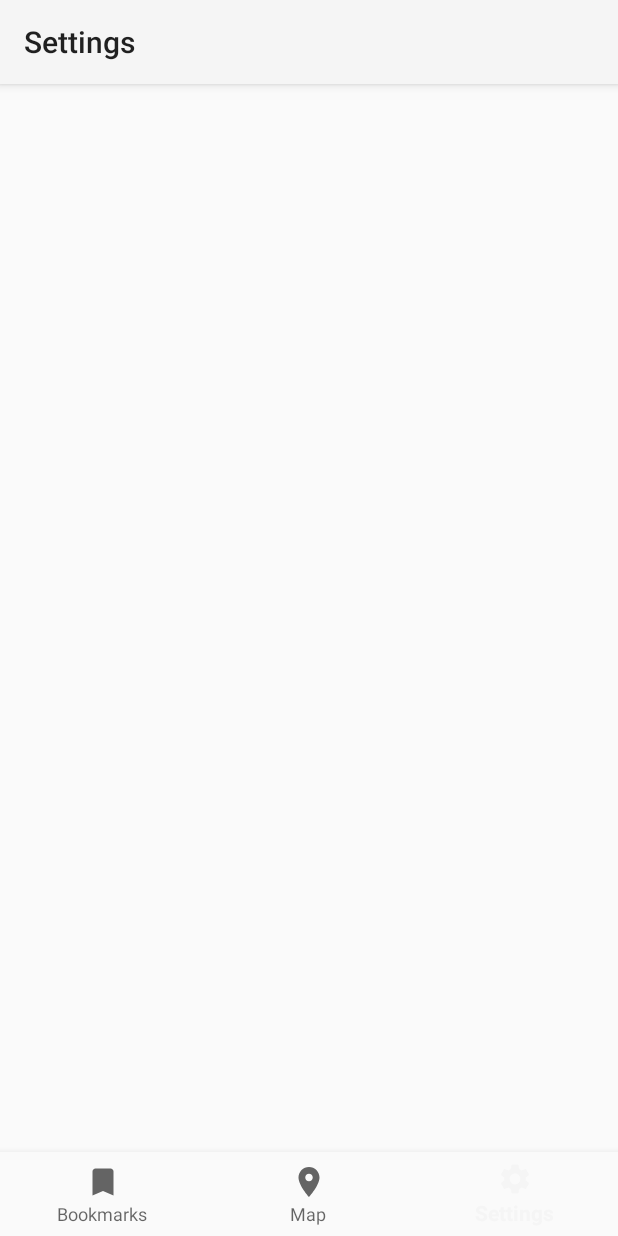
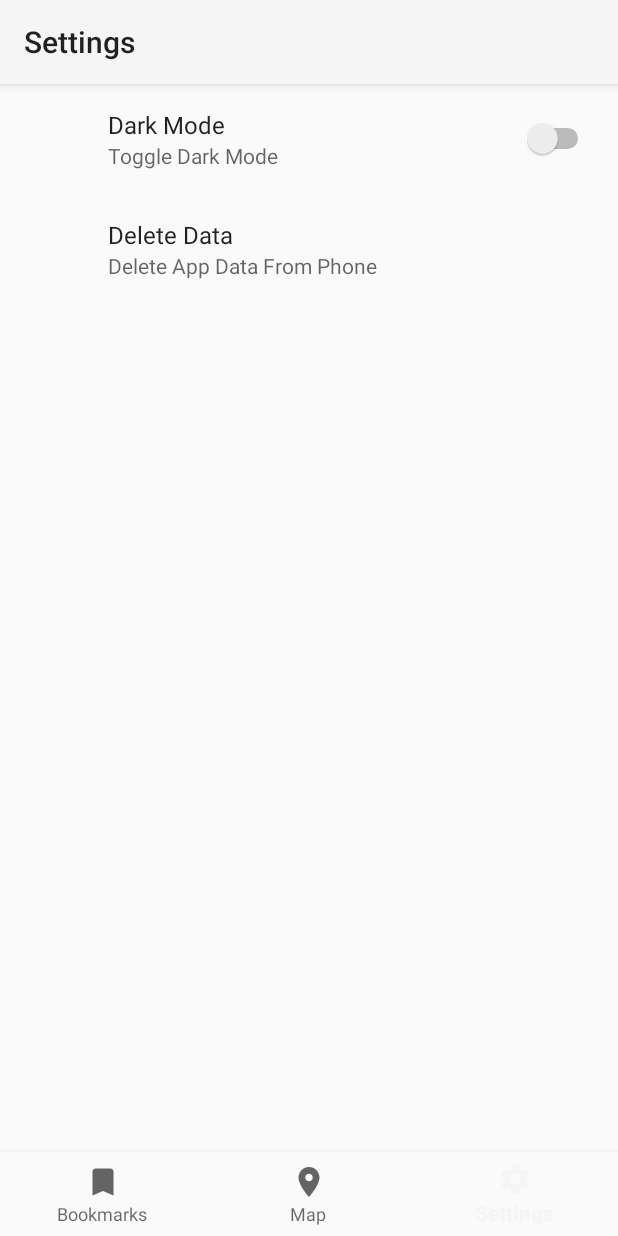
Before and after one commit to dorrin-sot/MobDev-HW02, an Android app: the screen it shows after launch (MainActivity), item 3 of the bottom bar chosen, on a phone screen of 412 x 824 dp. Run offline under Robolectric (Android 15) with nearby library versions, the phone set to English and light mode, and no system bars; our stand-ins replace Room's generated code, androidx.preference, navigation-ui; libraries missing offline, so code that uses them is left out: com.mapbox.android, com.mapbox.mapboxsdk; 8 statements that could not run were skipped.

Commit message:
settings ui added

```diff
--- a/app/src/main/java/com/mobdev/locationapp/Logger.java
+++ b/app/src/main/java/com/mobdev/locationapp/Logger.java
@@ -24,7 +24,8 @@ public class Logger {
     }
 
     private static String tag() {
-        StackTraceElement stackTraceElement = new Throwable().getStackTrace()[1];
-        return stackTraceElement.getClassName() + "." + stackTraceElement.getMethodName();
+        StackTraceElement stackTraceElement = new Throwable().getStackTrace()[2];
+        String[] className = stackTraceElement.getClassName().split("\\.");
+        return className[className.length - 1] + "." + stackTraceElement.getMethodName();
     }
 }
--- a/app/src/main/java/com/mobdev/locationapp/MainActivity.java
+++ b/app/src/main/java/com/mobdev/locationapp/MainActivity.java
@@ -4,16 +4,20 @@ import android.os.Bundle;
 
 import androidx.appcompat.app.AppCompatActivity;
 import androidx.navigation.NavController;
-import androidx.navigation.Navigation;
 import androidx.navigation.ui.AppBarConfiguration;
-import androidx.navigation.ui.NavigationUI;
 import androidx.room.Room;
 
 import com.google.android.material.bottomnavigation.BottomNavigationView;
 import com.mobdev.locationapp.Model.LocationDB;
 import com.mobdev.locationapp.ui.map.MapFragment;
 
+import static androidx.navigation.Navigation.findNavController;
+import static androidx.navigation.ui.NavigationUI.setupActionBarWithNavController;
+import static androidx.navigation.ui.NavigationUI.setupWithNavController;
 import static com.mobdev.locationapp.Logger.d;
+import static com.mobdev.locationapp.R.id.navigation_bookmark;
+import static com.mobdev.locationapp.R.id.navigation_map;
+import static com.mobdev.locationapp.R.id.navigation_settings;
 
 public class MainActivity extends AppCompatActivity {
     static LocationDB db;
@@ -23,16 +27,15 @@ public class MainActivity extends AppCompatActivity {
     protected void onCreate(Bundle savedInstanceState) {
         super.onCreate(savedInstanceState);
         setContentView(R.layout.activity_main);
+
         activity=this;
         BottomNavigationView navView = findViewById(R.id.nav_view);
-        // Passing each menu ID as a set of Ids because each
-        // menu should be considered as top level destinations.
         AppBarConfiguration appBarConfiguration = new AppBarConfiguration.Builder(
-                R.id.navigation_bookmark, R.id.navigation_map, R.id.navigation_settings)
+                navigation_bookmark, navigation_map, navigation_settings)
                 .build();
-        NavController navController = Navigation.findNavController(this, R.id.nav_host_fragment);
-        NavigationUI.setupActionBarWithNavController(this, navController, appBarConfiguration);
-        NavigationUI.setupWithNavController(navView, navController);
+        NavController navController = findNavController(this, R.id.nav_host_fragment);
+        setupActionBarWithNavController(this, navController, appBarConfiguration);
+        setupWithNavController(navView, navController);
     }
 
     @Override
@@ -40,11 +43,15 @@ public class MainActivity extends AppCompatActivity {
         super.onStart();
          MapFragment.mapView.onStart();
         if (db == null) {
-            db = Room.databaseBuilder(getApplicationContext(),
-                    LocationDB.class, "bookmark-database")
-                    .build();
-            d("Initialized database");
+            initDB();
         }
+    }
+
+    private void initDB() {
+        db = Room.databaseBuilder(getApplicationContext(),
+                LocationDB.class, "bookmark-database")
+                .build();
+        d("Initialized database");
     }
     @Override
     protected void onResume() {
--- a/app/src/main/java/com/mobdev/locationapp/Model/LocationDB.java
+++ b/app/src/main/java/com/mobdev/locationapp/Model/LocationDB.java
@@ -4,7 +4,7 @@ package com.mobdev.locationapp.Model;
 import androidx.room.Database;
 import androidx.room.RoomDatabase;
 
-@Database(entities = {Location.class}, version = 1, exportSchema = false)
+@Database(entities = {Location.class}, version = 2, exportSchema = false)
 public abstract class LocationDB extends RoomDatabase {
     public abstract Location.LocationDao locationDao();
 }
--- a/app/src/main/java/com/mobdev/locationapp/ui/settings/SettingsFragment.java
+++ b/app/src/main/java/com/mobdev/locationapp/ui/settings/SettingsFragment.java
@@ -1,19 +1,29 @@
 package com.mobdev.locationapp.ui.settings;
 
 import android.os.Bundle;
-import android.view.LayoutInflater;
-import android.view.View;
-import android.view.ViewGroup;
 
-import androidx.annotation.NonNull;
-import androidx.fragment.app.Fragment;
+import androidx.preference.Preference;
+import androidx.preference.PreferenceFragmentCompat;
 
-import com.mobdev.locationapp.R;
+import static com.mobdev.locationapp.R.string.themeLight_title;
+import static com.mobdev.locationapp.R.xml.settings;
 
-public class SettingsFragment extends Fragment {
+public class SettingsFragment extends PreferenceFragmentCompat implements Preference.OnPreferenceChangeListener {
+    @Override
+    public void onCreatePreferences(Bundle savedInstanceState, String rootKey) {
+        setPreferencesFromResource(settings, rootKey);
 
-    public View onCreateView(@NonNull LayoutInflater inflater,
-                             ViewGroup container, Bundle savedInstanceState) {
-        return inflater.inflate(R.layout.fragment_settings, container, false);
+        findPreference(getString(themeLight_title)).setOnPreferenceChangeListener(this);
+    }
+
+    @Override
+    public boolean onPreferenceChange(Preference preference, Object newValue) {
+
+        return false;
     }
 }
+
+enum Theme {
+    DARK,
+    LIGHT
+}
--- a/app/src/main/res/layout/activity_main.xml
+++ b/app/src/main/res/layout/activity_main.xml
@@ -3,8 +3,7 @@
     xmlns:app="http://schemas.android.com/apk/res-auto"
     android:id="@+id/container"
     android:layout_width="match_parent"
-    android:layout_height="match_parent"
-    android:paddingTop="?attr/actionBarSize">
+    android:layout_height="match_parent">
 
     <com.google.android.material.bottomnavigation.BottomNavigationView
         android:id="@+id/nav_view"
@@ -21,8 +20,8 @@
     <fragment
         android:id="@+id/nav_host_fragment"
         android:name="androidx.navigation.fragment.NavHostFragment"
-        android:layout_width="match_parent"
-        android:layout_height="match_parent"
+        android:layout_width="0dp"
+        android:layout_height="0dp"
         app:defaultNavHost="true"
         app:layout_constraintBottom_toTopOf="@id/nav_view"
         app:layout_constraintLeft_toLeftOf="parent"
--- a/app/src/main/res/layout/fragment_settings.xml
+++ b/app/src/main/res/layout/fragment_settings.xml
@@ -1,22 +1,5 @@
 <?xml version="1.0" encoding="utf-8"?>
-<androidx.constraintlayout.widget.ConstraintLayout xmlns:android="http://schemas.android.com/apk/res/android"
-    xmlns:app="http://schemas.android.com/apk/res-auto"
-    xmlns:tools="http://schemas.android.com/tools"
+<FrameLayout xmlns:android="http://schemas.android.com/apk/res/android"
     android:layout_width="match_parent"
-    android:layout_height="match_parent"
-    tools:context=".ui.settings.SettingsFragment">
-
-    <TextView
-        android:id="@+id/text_settings"
-        android:layout_width="match_parent"
-        android:layout_height="wrap_content"
-        android:layout_marginStart="8dp"
-        android:layout_marginTop="8dp"
-        android:layout_marginEnd="8dp"
-        android:textAlignment="center"
-        android:textSize="20sp"
-        app:layout_constraintBottom_toBottomOf="parent"
-        app:layout_constraintEnd_toEndOf="parent"
-        app:layout_constraintStart_toStartOf="parent"
-        app:layout_constraintTop_toTopOf="parent" />
-</androidx.constraintlayout.widget.ConstraintLayout>
+    android:layout_height="match_parent">
+</FrameLayout>
--- a/app/src/main/res/values-night/strings.xml
+++ b/app/src/main/res/values-night/strings.xml
@@ -1,4 +1,5 @@
 <?xml version="1.0" encoding="utf-8"?>
 <resources>
     <string name="settings">Settings</string>
+    <string name="delete_app_data_from_phone">Delete App Data From Phone</string>
 </resources>
--- a/app/src/main/res/values/strings.xml
+++ b/app/src/main/res/values/strings.xml
@@ -6,4 +6,10 @@
     <string name="user_location_permission_explanation">Accept permission!</string>
     <string name="user_location_permission_not_granted">permission not granted!</string>
     <string name="mapbox_access_token">pk.eyJ1IjoicGV5MTMiLCJhIjoiY2tudm14aGE3MG81eTJwbWt5ZWNuM3c4cSJ9.6i1-MRGeA7QWx5KsW6IXlw</string>
+    <string name="dark_mode">Dark Mode</string>
+    <string name="toggle_dark_mode">Toggle Dark Mode</string>
+    <string name="delete_data">Delete Data</string>
+    <string name="delete_app_data_from_phone">Delete App Data From Phone</string>
+    <string name="themeLight_title">themeLight</string>
+    <bool name="themeLight">false</bool>
 </resources>
```
Also changed, not shown: app/build.gradle (+6 -11 lines), app/src/main/java/com/mobdev/locationapp/Model/Location.java (+11 -4 lines), app/src/main/res/xml/settings.xml (added, +14 -0 lines), gradle/wrapper/gradle-wrapper.properties.
